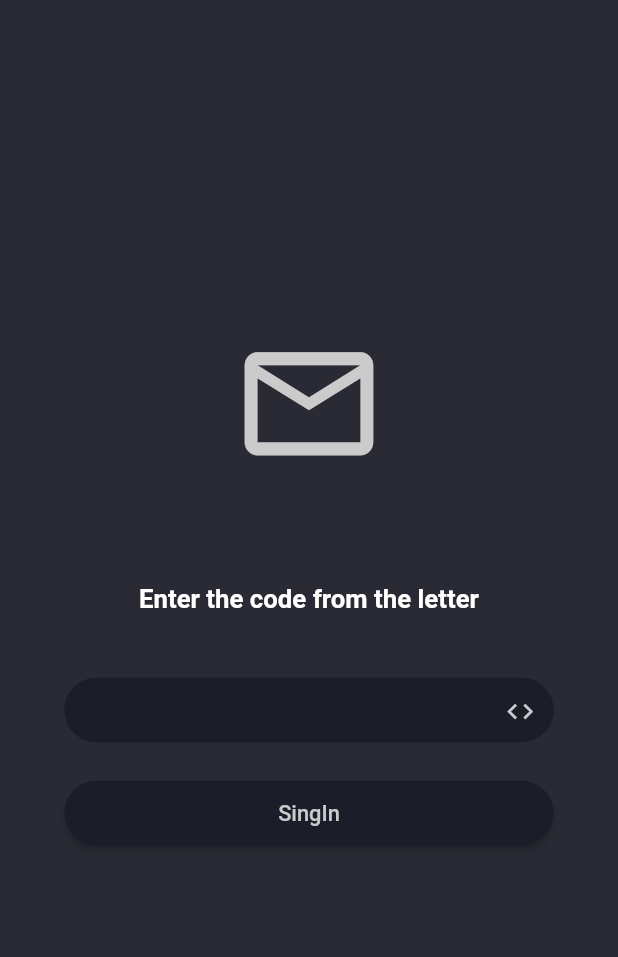
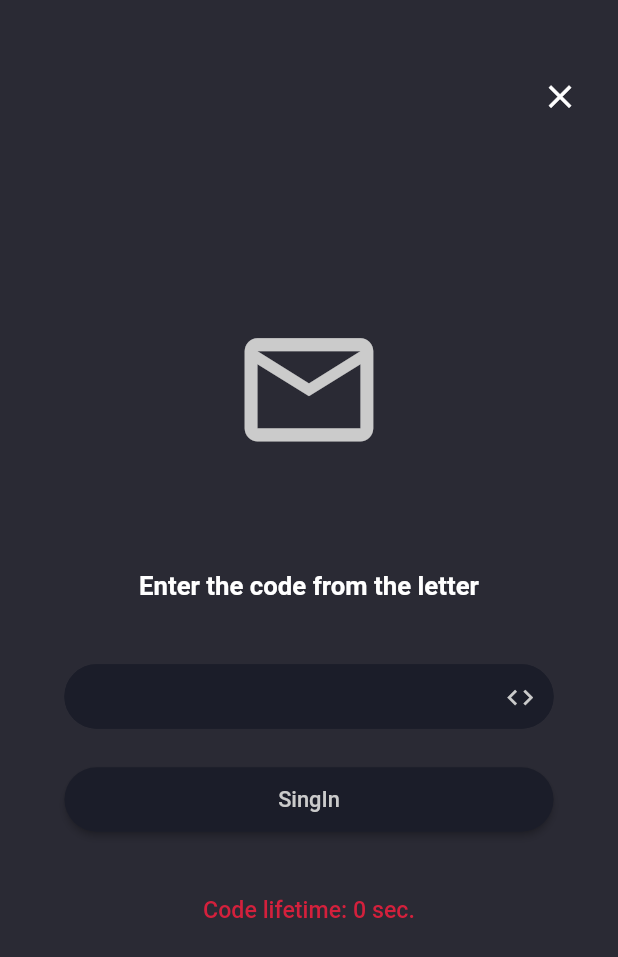
Before and after one commit to alexwrom/Autoclicker-for-Youtube, a Flutter app: the EnterCodeVerificationEmail screen opened directly, on a phone screen of 412 x 824 dp. Shown: the top 957 px of the screen. Run offline on Flutter 3.47's test engine with Material 2 defaults, Android fonts, the phone set to English and light mode, and no system bars; drawn by our look-alikes of flutter_countdown_timer; our stand-ins replace bloc, cached_network_image, cloud_firestore, device_info_plus, dio, equatable and 12 more; missing offline and left inert: google_sign_in_platform_interface, googleapis, in_app_purchase_android, in_app_purchase_storekit, mailer, super_banners; accounts and stored records are empty.

Commit message:
fix page enter code

```diff
--- a/lib/data/services/auth_service.dart
+++ b/lib/data/services/auth_service.dart
@@ -38,7 +38,6 @@ class AuthService{
     try{
       if(isDelAcc){
         final email= PreferencesUtil.getEmail;
-        print('Remowe Acc $email');
         await _firebaseFirestore!.collection('userpc').doc(email).delete();
         final user = FirebaseAuth.instance.currentUser;
         user!.delete();
--- a/lib/presentation/auth_screen/auth_page.dart
+++ b/lib/presentation/auth_screen/auth_page.dart
@@ -65,7 +65,7 @@ class _AuthPageState extends State  with TickerProviderStateMixin{
             }
 
             if(s.authStatus==AuthStatus.verificationCodeExist){
-              Navigator.pushReplacement(context, MaterialPageRoute(builder:(_)=>const EnterCodeVerificationEmail()));
+              Navigator.push(context, MaterialPageRoute(builder:(_)=>const EnterCodeVerificationEmail()));
             }
           },
           builder: (context,state) {
--- a/lib/presentation/auth_screen/bloc/auth_bloc.dart
+++ b/lib/presentation/auth_screen/bloc/auth_bloc.dart
@@ -191,7 +191,7 @@ class AuthBloc extends Bloc<AuthEvent, AuthState> {
        await _authRepository.singIn(pass: event.password,email: event.email);
        emit(state.copyWith(authStatus: AuthStatus.authenticated));
 
-       await Future.delayed(const Duration(seconds: 1));
+       await Future.delayed(const Duration(milliseconds: 2000));
        PreferencesUtil.setPassword('');
        PreferencesUtil.setCodeVerificationEmail(['','']);
        emit(state.copyWith(authStatus: AuthStatus.completeSingIn));
--- a/lib/presentation/auth_screen/enter_code_verification_page.dart
+++ b/lib/presentation/auth_screen/enter_code_verification_page.dart
@@ -2,6 +2,8 @@
 
   import 'package:flutter/material.dart';
 import 'package:flutter_bloc/flutter_bloc.dart';
+import 'package:flutter_countdown_timer/countdown_timer_controller.dart';
+import 'package:flutter_countdown_timer/flutter_countdown_timer.dart';
 
 import '../../components/buttons.dart';
 import '../../components/dialoger.dart';
@@ -21,13 +23,33 @@ class EnterCodeVerificationEmail extends StatefulWidget{
 class _EnterCodeVerificationEmailState extends State<EnterCodeVerificationEmail> {
 
   late TextEditingController _codeController;
+  late CountdownTimerController _timerController;
 
 
   @override
   void initState() {
     super.initState();
     _codeController=TextEditingController();
+    _timerController=CountdownTimerController(endTime: _timeEnd(),
+    onEnd: (){
+      _clearDataForCodeVerifi();
+      Navigator.pop(context);
+    });
   }
+
+
+  @override
+  void dispose() {
+    super.dispose();
+    _timerController.dispose();
+  }
+
+  int _timeEnd(){
+    int endTime = DateTime.now().millisecondsSinceEpoch + 1000 * 60;
+    return endTime;
+
+  }
+
 
   @override
   Widget build(BuildContext context) {
@@ -52,6 +74,7 @@ class _EnterCodeVerificationEmailState extends State<EnterCodeVerificationEmail>
                if(state.authStatus==AuthStatus.authenticated){
                  return const Center(
                    child: Column(
+                     crossAxisAlignment: CrossAxisAlignment.center,
                      mainAxisAlignment: MainAxisAlignment.center,
                      children:[
                        Icon(Icons.check_circle_outline_rounded,color: Colors.green,size: 120),
@@ -64,10 +87,28 @@ class _EnterCodeVerificationEmailState extends State<EnterCodeVerificationEmail>
                    ),
                  );
                }
-               return Container(
+               return AbsorbPointer(
+                 absorbing: state.authStatus==AuthStatus.processSingIn,
+                 child: Stack(
+                   alignment: Alignment.center,
+                   children: [
+                     Padding(
+                       padding: const EdgeInsets.only(top: 60,right: 30),
+                       child: Align(
+                           alignment: Alignment.topRight,
+                           child: GestureDetector(
+                               onTap: (){
+                                 _clearDataForCodeVerifi();
+                                 Navigator.pop(context);
+                               },
+                               child: const Icon(Icons.close,color: Colors.white,size: 30))),
+                     ),
+                     Container(
+                       alignment: Alignment.center,
                        margin:  const EdgeInsets.symmetric(horizontal: 50),
                        constraints: const BoxConstraints(maxWidth: 500),
                        child: Column(
+                         crossAxisAlignment: CrossAxisAlignment.center,
                          mainAxisAlignment: MainAxisAlignment.center,
                          children: [
                            Icon(Icons.email_outlined,color: colorGrey,size: 120),
@@ -94,10 +135,31 @@ class _EnterCodeVerificationEmailState extends State<EnterCodeVerificationEmail>
                                    }
                                    context.read<AuthBloc>().add(SingInEvent(email: email, password: password, code: code));
                                  },
-                           textButton: 'SingIn')
+                                 textButton: 'SingIn'),
+                             const SizedBox(height: 50),
+                             CountdownTimer(
+                               controller: _timerController,
+                               widgetBuilder: (_, time) {
+                                 if(time==null){
+                                   if (time == null) {
+                                     return Container();
+                                   }
+                                 }
+                                 return Text(
+                                   'Code lifetime: ${time.sec??'00'} sec.',
+                                   style: TextStyle(
+                                       color: colorRed,
+                                       fontWeight: FontWeight.w500,
+                                       fontSize: 18
+                                   ),);
                                },
-                     const SizedBox(height: 50),
+                             )
+                           },
 
+
+                         ],
+                       ),
+                     ),
                    ],
                  ),
                );
@@ -106,4 +168,9 @@ class _EnterCodeVerificationEmailState extends State<EnterCodeVerificationEmail>
        )
    );
   }
+
+  void _clearDataForCodeVerifi() {
+    PreferencesUtil.setPassword('');
+    PreferencesUtil.setCodeVerificationEmail(['','']);
   }
+}
--- a/lib/presentation/main_screen/widgets/card_free_trial.dart
+++ b/lib/presentation/main_screen/widgets/card_free_trial.dart
@@ -20,7 +20,7 @@ class CardFreeTrial extends StatelessWidget{
 
 
 
-   CardFreeTrial({super.key});
+   const CardFreeTrial({super.key});
 
    int _timeEnd(int timeStamp){
      final timeNow=DateTime.now().millisecondsSinceEpoch;
```
Lines whose indentation alone changed are shown as unchanged.
